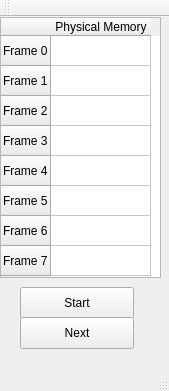
Above: memorymanager.ui from bhberson/QtMemoryManager before the change. Below: the same form after it.
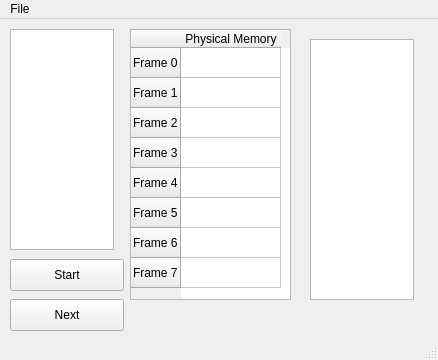
That is the form after the change.

```diff
--- a/memorymanager.ui
+++ b/memorymanager.ui
@@ -6,8 +6,8 @@
    <rect>
     <x>0</x>
     <y>0</y>
-    <width>169</width>
-    <height>391</height>
+    <width>438</width>
+    <height>360</height>
    </rect>
   </property>
   <property name="windowTitle">
@@ -17,8 +17,8 @@
    <widget class="QPushButton" name="pushButton">
     <property name="geometry">
      <rect>
-      <x>20</x>
-      <y>270</y>
+      <x>10</x>
+      <y>240</y>
       <width>114</width>
       <height>32</height>
      </rect>
@@ -30,8 +30,8 @@
    <widget class="QPushButton" name="pushButton_2">
     <property name="geometry">
      <rect>
-      <x>20</x>
-      <y>300</y>
+      <x>10</x>
+      <y>280</y>
       <width>114</width>
       <height>32</height>
      </rect>
@@ -43,10 +43,10 @@
    <widget class="QTableWidget" name="tableWidget">
     <property name="geometry">
      <rect>
-      <x>0</x>
-      <y>0</y>
+      <x>130</x>
+      <y>10</y>
       <width>161</width>
-      <height>261</height>
+      <height>271</height>
      </rect>
     </property>
     <row>
@@ -95,24 +95,44 @@
      </property>
     </column>
    </widget>
+   <widget class="QPlainTextEdit" name="inputTextEdit">
+    <property name="geometry">
+     <rect>
+      <x>10</x>
+      <y>10</y>
+      <width>104</width>
+      <height>221</height>
+     </rect>
+    </property>
+   </widget>
+   <widget class="QPlainTextEdit" name="outputTextEdit">
+    <property name="geometry">
+     <rect>
+      <x>310</x>
+      <y>20</y>
+      <width>104</width>
+      <height>261</height>
+     </rect>
+    </property>
+   </widget>
   </widget>
   <widget class="QMenuBar" name="menuBar">
    <property name="geometry">
     <rect>
      <x>0</x>
      <y>0</y>
-     <width>169</width>
+     <width>438</width>
      <height>22</height>
     </rect>
    </property>
-  </widget>
-  <widget class="QToolBar" name="mainToolBar">
-   <attribute name="toolBarArea">
-    <enum>TopToolBarArea</enum>
-   </attribute>
-   <attribute name="toolBarBreak">
-    <bool>false</bool>
-   </attribute>
+   <widget class="QMenu" name="menuFile">
+    <property name="title">
+     <string>File</string>
+    </property>
+    <addaction name="actionOpen"/>
+    <addaction name="actionQuit"/>
+   </widget>
+   <addaction name="menuFile"/>
   </widget>
   <widget class="QStatusBar" name="statusBar"/>
  </widget>
```
Left out of the diff: 22 changed lines with no effect on the pictures.
